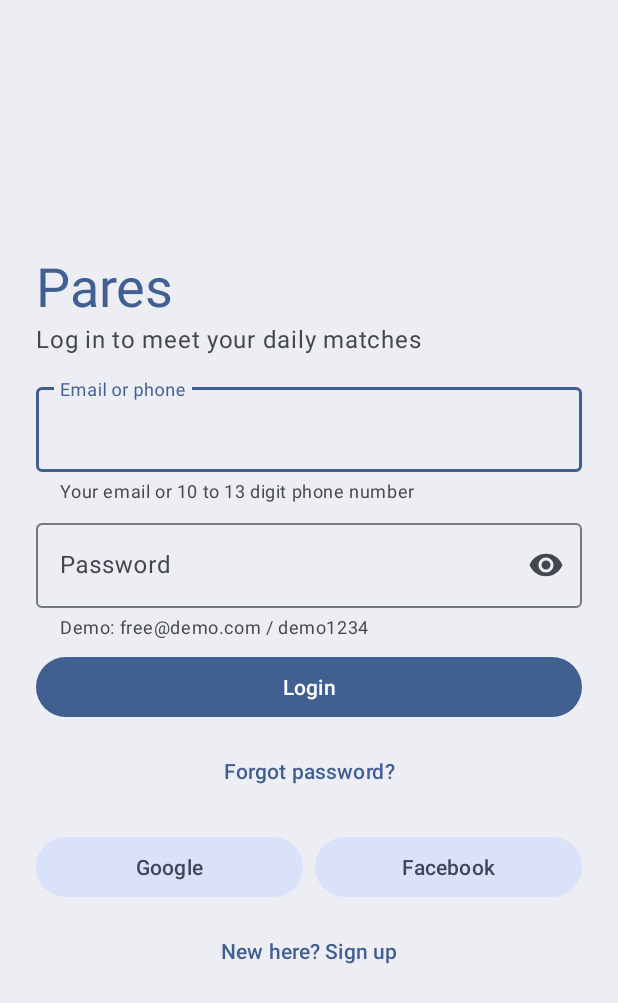
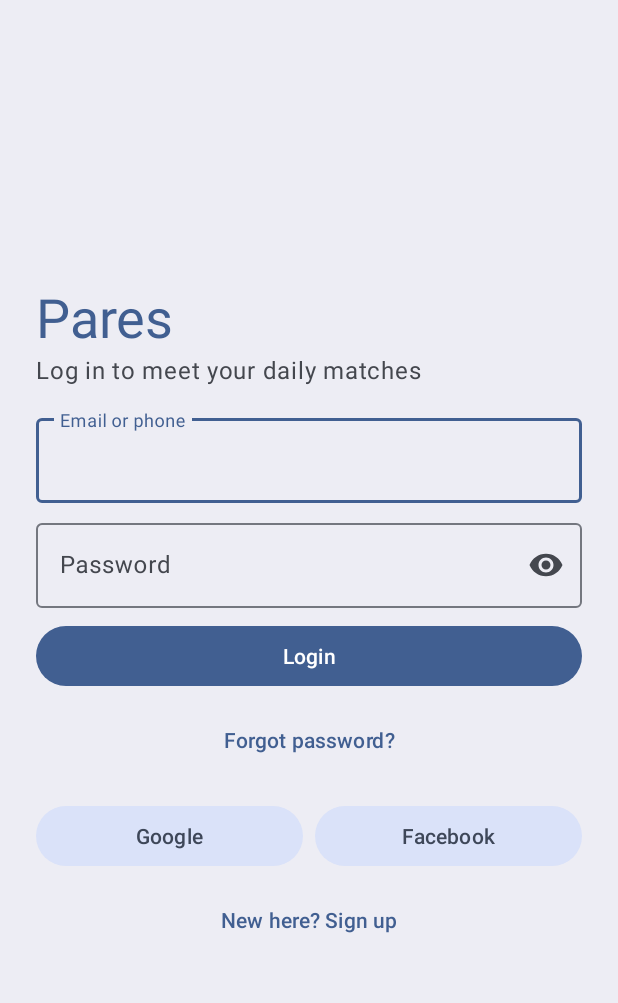
Before and after one commit to mowtiie/Pares, an Android app: the screen it shows after launch (LoginActivity), on a phone screen of 412 x 824 dp. Shown: the top 1003 px of the screen. Run offline under Robolectric (Android 15) with nearby library versions, the phone set to English and light mode, and no system bars.

Commit message:
Keep helper text only where a format or limit needs it

```diff
--- a/app/src/main/res/layout/activity_admin_users.xml
+++ b/app/src/main/res/layout/activity_admin_users.xml
@@ -19,8 +19,7 @@
         android:layout_width="match_parent"
         android:layout_height="wrap_content"
         android:layout_margin="16dp"
-        android:hint="Search users"
-        app:helperText="Name or email">
+        android:hint="Search users">
 
         <com.google.android.material.textfield.TextInputEditText
             android:id="@+id/etKeyword"
--- a/app/src/main/res/layout/activity_edit_profile.xml
+++ b/app/src/main/res/layout/activity_edit_profile.xml
@@ -152,8 +152,7 @@
                 android:layout_marginBottom="16dp"
                 android:hint="Bio"
                 app:counterEnabled="true"
-                app:counterMaxLength="140"
-                app:helperText="Up to 140 characters">
+                app:counterMaxLength="140">
 
                 <com.google.android.material.textfield.TextInputEditText
                     android:id="@+id/etBio"
--- a/app/src/main/res/layout/activity_forgot_password.xml
+++ b/app/src/main/res/layout/activity_forgot_password.xml
@@ -31,8 +31,7 @@
                 android:layout_width="match_parent"
                 android:layout_height="wrap_content"
                 android:layout_marginBottom="8dp"
-                android:hint="Email"
-                app:helperText="The email you signed up with">
+                android:hint="Email">
 
                 <com.google.android.material.textfield.TextInputEditText
                     android:id="@+id/etEmail"
--- a/app/src/main/res/layout/activity_login.xml
+++ b/app/src/main/res/layout/activity_login.xml
@@ -33,8 +33,7 @@
             android:layout_width="match_parent"
             android:layout_height="wrap_content"
             android:layout_marginBottom="8dp"
-            android:hint="Email or phone"
-            app:helperText="Your email or 10 to 13 digit phone number">
+            android:hint="Email or phone">
 
             <com.google.android.material.textfield.TextInputEditText
                 android:id="@+id/etIdentifier"
@@ -49,8 +48,7 @@
             android:layout_height="wrap_content"
             android:layout_marginBottom="8dp"
             android:hint="Password"
-            app:endIconMode="password_toggle"
-            app:helperText="Demo: free@demo.com / demo1234">
+            app:endIconMode="password_toggle">
 
             <com.google.android.material.textfield.TextInputEditText
                 android:id="@+id/etPassword"
--- a/app/src/main/res/layout/activity_payment.xml
+++ b/app/src/main/res/layout/activity_payment.xml
@@ -140,8 +140,7 @@
                     android:layout_height="wrap_content"
                     android:layout_marginBottom="8dp"
                     android:hint="Account email"
-                    android:visibility="gone"
-                    app:helperText="Format: name@example.com">
+                    android:visibility="gone">
 
                     <com.google.android.material.textfield.TextInputEditText
                         android:id="@+id/etOnlineEmail"
--- a/app/src/main/res/layout/activity_preferences.xml
+++ b/app/src/main/res/layout/activity_preferences.xml
@@ -62,8 +62,7 @@
                 android:layout_width="match_parent"
                 android:layout_height="wrap_content"
                 android:layout_marginBottom="8dp"
-                android:hint="Maximum age"
-                app:helperText="Not lower than the minimum">
+                android:hint="Maximum age">
 
                 <com.google.android.material.textfield.TextInputEditText
                     android:id="@+id/etAgeMax"
--- a/app/src/main/res/layout/activity_search.xml
+++ b/app/src/main/res/layout/activity_search.xml
@@ -19,8 +19,7 @@
         android:layout_width="match_parent"
         android:layout_height="wrap_content"
         android:layout_margin="16dp"
-        android:hint="Keyword"
-        app:helperText="A name for People, a word for Posts">
+        android:hint="Keyword">
 
         <com.google.android.material.textfield.TextInputEditText
             android:id="@+id/etKeyword"
--- a/app/src/main/res/layout/activity_sign_up.xml
+++ b/app/src/main/res/layout/activity_sign_up.xml
@@ -59,8 +59,7 @@
                 android:layout_width="match_parent"
                 android:layout_height="wrap_content"
                 android:layout_marginBottom="8dp"
-                android:hint="Email"
-                app:helperText="Format: name@example.com">
+                android:hint="Email">
 
                 <com.google.android.material.textfield.TextInputEditText
                     android:id="@+id/etEmail"
--- a/app/src/main/res/layout/dialog_report.xml
+++ b/app/src/main/res/layout/dialog_report.xml
@@ -11,9 +11,7 @@
         style="@style/Widget.Material3.TextInputLayout.OutlinedBox.ExposedDropdownMenu"
         android:layout_width="match_parent"
         android:layout_height="wrap_content"
-        android:hint="Reason"
-        app:helperText="Pick what is wrong"
-        xmlns:app="http://schemas.android.com/apk/res-auto">
+        android:hint="Reason">
 
         <com.google.android.material.textfield.MaterialAutoCompleteTextView
             android:id="@+id/ddReason"
--- a/app/src/main/res/layout/sheet_filters.xml
+++ b/app/src/main/res/layout/sheet_filters.xml
@@ -99,8 +99,7 @@
                 android:layout_height="wrap_content"
                 android:layout_marginEnd="4dp"
                 android:layout_weight="1"
-                android:hint="Min age"
-                app:helperText="Optional">
+                android:hint="Min age">
 
                 <com.google.android.material.textfield.TextInputEditText
                     android:id="@+id/etAgeMin"
@@ -116,8 +115,7 @@
                 android:layout_height="wrap_content"
                 android:layout_marginStart="4dp"
                 android:layout_weight="1"
-                android:hint="Max age"
-                app:helperText="Optional">
+                android:hint="Max age">
 
                 <com.google.android.material.textfield.TextInputEditText
                     android:id="@+id/etAgeMax"
--- a/app/src/main/res/layout/sheet_new_post.xml
+++ b/app/src/main/res/layout/sheet_new_post.xml
@@ -20,8 +20,7 @@
         android:layout_marginBottom="8dp"
         android:hint="What's on your mind?"
         app:counterEnabled="true"
-        app:counterMaxLength="280"
-        app:helperText="Up to 280 characters">
+        app:counterMaxLength="280">
 
         <com.google.android.material.textfield.TextInputEditText
             android:id="@+id/etPost"
```
